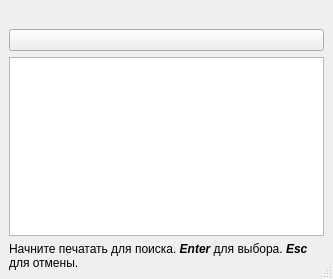
Before: the Qt Designer form Qt/Widgets/Resources/UI/pqQuickLaunchDialog.ui in vbnhfylbh/ParaView, drawn with Qt 5.
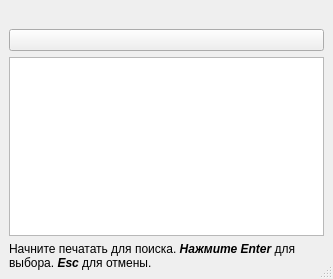
After: the same form once the commit is applied.

```diff
--- a/Qt/Widgets/Resources/UI/pqQuickLaunchDialog.ui
+++ b/Qt/Widgets/Resources/UI/pqQuickLaunchDialog.ui
@@ -49,7 +49,7 @@
    <item>
     <widget class="QLabel" name="label">
      <property name="text">
-      <string>&lt;html&gt;&lt;head/&gt;&lt;body&gt;&lt;p&gt;Начните печатать для поиска. &lt;span style=&quot; font-weight:600; font-style:italic;&quot;&gt;Enter&lt;/span&gt; для выбора. &lt;span style=&quot; font-weight:600; font-style:italic;&quot;&gt;Esc &lt;/span&gt;для отмены.&lt;/p&gt;&lt;/body&gt;&lt;/html&gt;</string>
+      <string>&lt;html&gt;&lt;head/&gt;&lt;body&gt;&lt;p&gt;Начните печатать для поиска. &lt;span style=&quot; font-weight:600; font-style:italic;&quot;&gt;Нажмите Enter&lt;/span&gt; для выбора. &lt;span style=&quot; font-weight:600; font-style:italic;&quot;&gt;Esc &lt;/span&gt;для отмены.&lt;/p&gt;&lt;/body&gt;&lt;/html&gt;</string>
      </property>
      <property name="wordWrap">
       <bool>true</bool>
```
